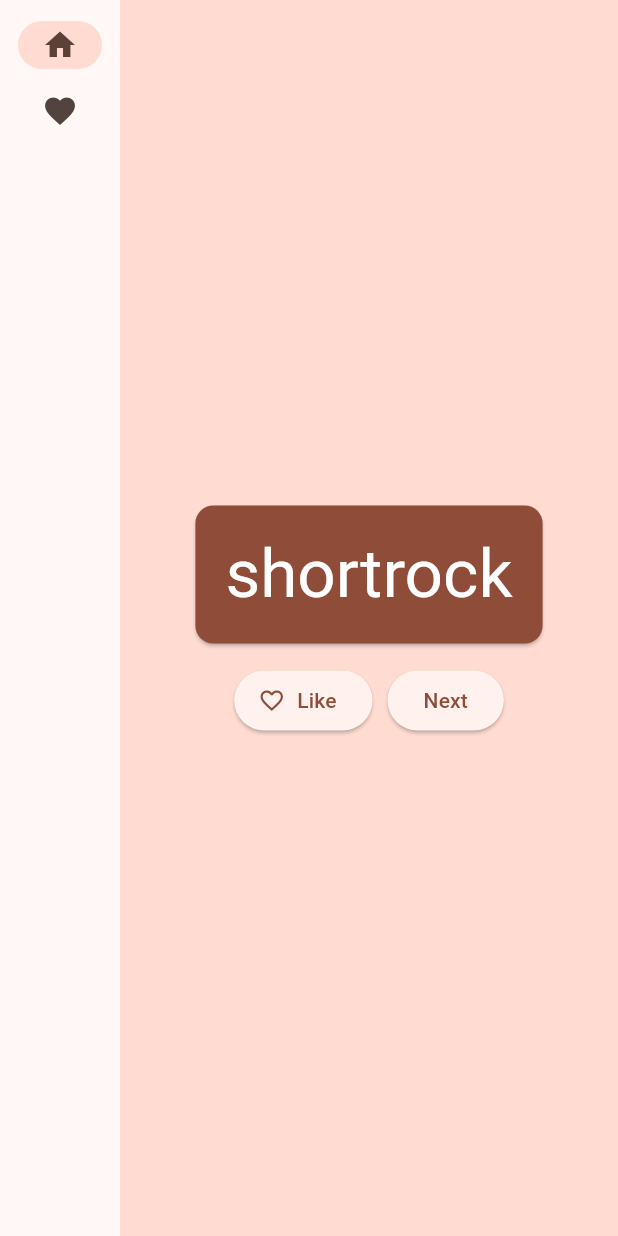
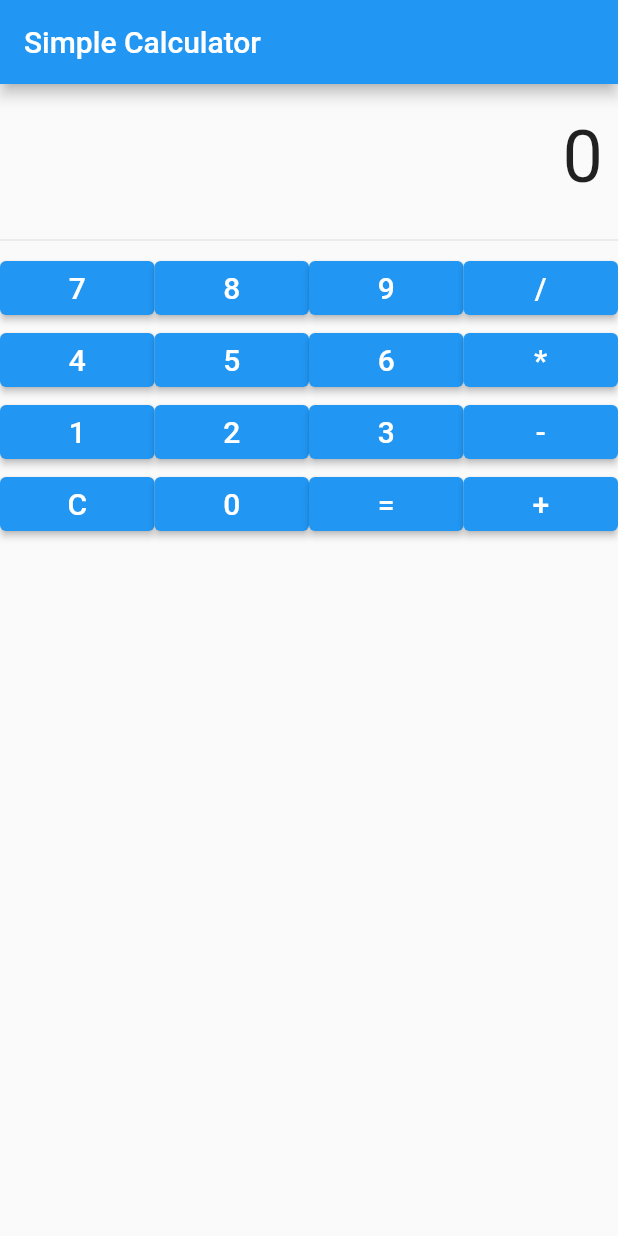
Before and after one commit to RahatSiddique2001/Flutter, a Flutter app: the screen it shows after launch, on a phone screen of 412 x 824 dp. Run offline on Flutter 3.47's test engine with Material 2 defaults, Android fonts, the phone set to English and light mode, and no system bars.

Commit message:
calculatorCreated

```diff
--- a/lib/main.dart
+++ b/lib/main.dart
@@ -1,207 +1,147 @@
-import 'package:english_words/english_words.dart';
 import 'package:flutter/material.dart';
-import 'package:provider/provider.dart';
 
 void main() {
-  runApp(MyApp());
+  runApp(CalculatorApp());
 }
 
-class MyApp extends StatelessWidget {
-  const MyApp({super.key});
-
+class CalculatorApp extends StatelessWidget {
   @override
   Widget build(BuildContext context) {
-    return ChangeNotifierProvider(
-      create: (context) => MyAppState(),
-      child: MaterialApp(
-        title: 'Namer App',
+    return MaterialApp(
+      title: 'Simple Calculator',
       theme: ThemeData(
-          useMaterial3: true,
-          colorScheme: ColorScheme.fromSeed(seedColor: Colors.deepOrange),
+        primarySwatch: Colors.blue,
       ),
-        home: MyHomePage(),
-      ),
+      home: CalculatorScreen(),
     );
   }
 }
 
-class MyAppState extends ChangeNotifier {
-  var current = WordPair.random();
-
-  void getNext() {
-    current = WordPair.random();
-    notifyListeners();
+class CalculatorScreen extends StatefulWidget {
+  @override
+  _CalculatorScreenState createState() => _CalculatorScreenState();
 }
 
-  var favorites = <WordPair>[];
+class _CalculatorScreenState extends State<CalculatorScreen> {
+  String _output = "0";
+  String _currentNumber = "";
+  double _num1 = 0.0;
+  double _num2 = 0.0;
+  String _operation = "";
 
-  void toggleFavorite() {
-    if (favorites.contains(current)) {
-      favorites.remove(current);
+  void _handleButtonClick(String buttonText) {
+    setState(() {
+      if (buttonText == "C") {
+        _output = "0";
+        _currentNumber = "";
+        _num1 = 0.0;
+        _num2 = 0.0;
+        _operation = "";
+      } else if (buttonText == "+" ||
+          buttonText == "-" ||
+          buttonText == "*" ||
+          buttonText == "/") {
+        _num1 = double.parse(_currentNumber);
+        _operation = buttonText;
+        _currentNumber = "";
+      } else if (buttonText == "=") {
+        _num2 = double.parse(_currentNumber);
+        switch (_operation) {
+          case "+":
+            _output = (_num1 + _num2).toString();
+            break;
+          case "-":
+            _output = (_num1 - _num2).toString();
+            break;
+          case "*":
+            _output = (_num1 * _num2).toString();
+            break;
+          case "/":
+            _output = (_num1 / _num2).toString();
+            break;
+        }
+        _operation = "";
+        _num1 = 0.0;
+        _num2 = 0.0;
       } else {
-      favorites.add(current);
-    }
-    notifyListeners();
+        if (_currentNumber == "0") {
+          _currentNumber = buttonText;
+        } else {
+          _currentNumber += buttonText;
         }
       }
-
-class MyHomePage extends StatefulWidget {
-  @override
-  State<MyHomePage> createState() => _MyHomePageState();
+    });
   }
 
-class _MyHomePageState extends State<MyHomePage> {
-  var selectedIndex = 0;
+  Widget _buildButton(String buttonText) {
+    return Expanded(
+      child: ElevatedButton(
+        onPressed: () => _handleButtonClick(buttonText),
+        child: Text(
+          buttonText,
+          style: TextStyle(fontSize: 20.0),
+        ),
+      ),
+    );
+  }
 
   @override
   Widget build(BuildContext context) {
-    Widget page;
-    switch (selectedIndex) {
-      case 0:
-        page = GeneratorPage();
-        break;
-      case 1:
-        page = FavoritesPage();
-        break;
-      default:
-        throw UnimplementedError('no widget for $selectedIndex');
-    }
-
-    return LayoutBuilder(builder: (context, constraints) {
     return Scaffold(
-        body: Row(
+      appBar: AppBar(
+        title: Text('Simple Calculator'),
+      ),
+      body: Column(
         children: [
-            SafeArea(
-              child: NavigationRail(
-                extended: constraints.maxWidth >= 600,
-                destinations: [
-                  NavigationRailDestination(
-                    icon: Icon(Icons.home),
-                    label: Text('Home'),
-                  ),
-                  NavigationRailDestination(
-                    icon: Icon(Icons.favorite),
-                    label: Text('Favorites'),
-                  ),
-                ],
-                selectedIndex: selectedIndex,
-                onDestinationSelected: (value) {
-                  setState(() {
-                    selectedIndex = value;
-                  });
-                },
+          Container(
+            alignment: Alignment.centerRight,
+            padding: EdgeInsets.symmetric(vertical: 20.0, horizontal: 10.0),
+            child: Text(
+              _output,
+              style: TextStyle(fontSize: 48.0),
             ),
           ),
+          Divider(),
           Expanded(
-              child: Container(
-                color: Theme.of(context).colorScheme.primaryContainer,
-                child: page,
+            child: Column(
+              children: [
+                Row(
+                  children: [
+                    _buildButton("7"),
+                    _buildButton("8"),
+                    _buildButton("9"),
+                    _buildButton("/"),
+                  ],
                 ),
+                Row(
+                  children: [
+                    _buildButton("4"),
+                    _buildButton("5"),
+                    _buildButton("6"),
+                    _buildButton("*"),
+                  ],
+                ),
+                Row(
+                  children: [
+                    _buildButton("1"),
+                    _buildButton("2"),
+                    _buildButton("3"),
+                    _buildButton("-"),
+                  ],
+                ),
+                Row(
+                  children: [
+                    _buildButton("C"),
+                    _buildButton("0"),
+                    _buildButton("="),
+                    _buildButton("+"),
+                  ],
                 ),
               ],
             ),
-      );
-    });
-  }
-}
-
-class GeneratorPage extends StatelessWidget {
-  @override
-  Widget build(BuildContext context) {
-    var appState = context.watch<MyAppState>();
-    var pair = appState.current;
-
-    IconData icon;
-    if (appState.favorites.contains(pair)) {
-      icon = Icons.favorite;
-    } else {
-      icon = Icons.favorite_border;
-    }
-
-    return Center(
-      child: Column(
-        mainAxisAlignment: MainAxisAlignment.center,
-        children: [
-          BigCard(pair: pair),
-          SizedBox(height: 10),
-          Row(
-            mainAxisSize: MainAxisSize.min,
-            children: [
-              ElevatedButton.icon(
-                onPressed: () {
-                  appState.toggleFavorite();
-                },
-                icon: Icon(icon),
-                label: Text('Like'),
-              ),
-              SizedBox(width: 10),
-              ElevatedButton(
-                onPressed: () {
-                  appState.getNext();
-                },
-                child: Text('Next'),
-              ),
-            ],
           ),
         ],
       ),
     );
   }
 }
-
-class BigCard extends StatelessWidget {
-  const BigCard({
-    super.key,
-    required this.pair,
-  });
-
-  final WordPair pair;
-
-  @override
-  Widget build(BuildContext context) {
-    final theme = Theme.of(context);
-    final style = theme.textTheme.displayMedium!.copyWith(
-      color: theme.colorScheme.onPrimary,
-    );
-
-    return Card(
-      color: theme.colorScheme.primary,
-      child: Padding(
-        padding: const EdgeInsets.all(20),
-        child: Text(
-          pair.asLowerCase,
-          style: style,
-          semanticsLabel: "${pair.first} ${pair.second}",
-        ),
-      ),
-    );
-  }
-}
-
-class FavoritesPage extends StatelessWidget {
-  @override
-  Widget build(BuildContext context) {
-    var appState = context.watch<MyAppState>();
-
-    if (appState.favorites.isEmpty) {
-      return Center(
-        child: Text('No favorites yet.'),
-      );
-    }
-
-    return ListView(
-      children: [
-        Padding(
-          padding: const EdgeInsets.all(20),
-          child: Text('You have '
-              '${appState.favorites.length} favorites:'),
-        ),
-        for (var pair in appState.favorites)
-          ListTile(
-            leading: Icon(Icons.favorite),
-            title: Text(pair.asLowerCase),
-          ),
-      ],
-    );
-  }
-}
```
Lines whose indentation alone changed are shown as unchanged.
